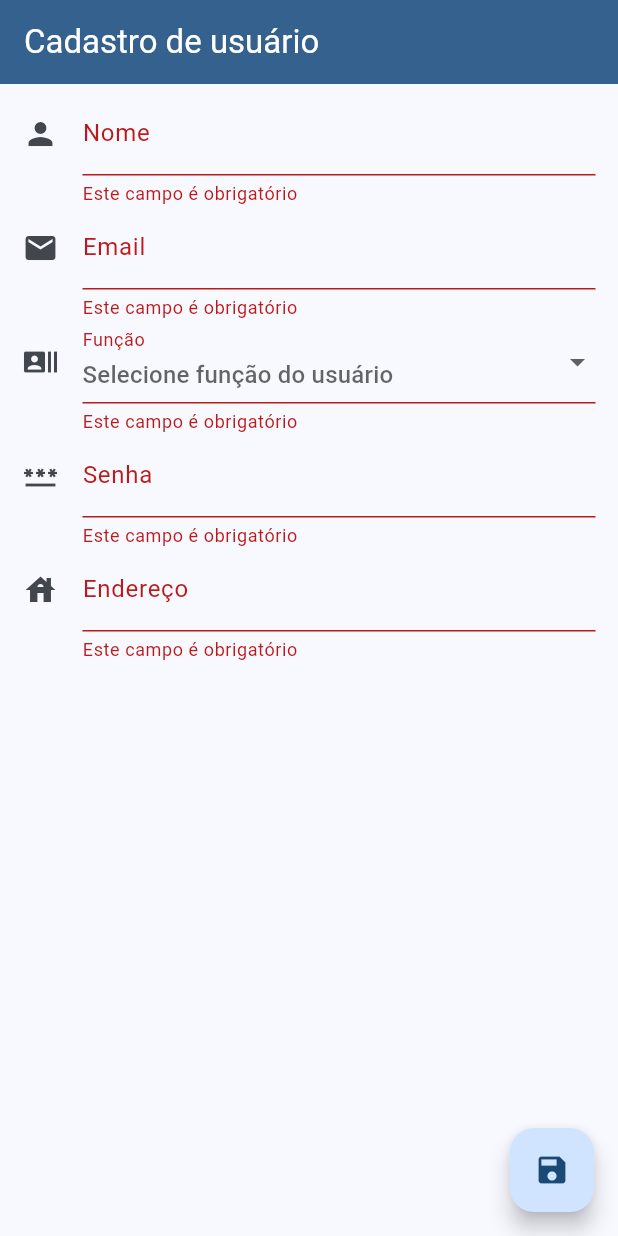
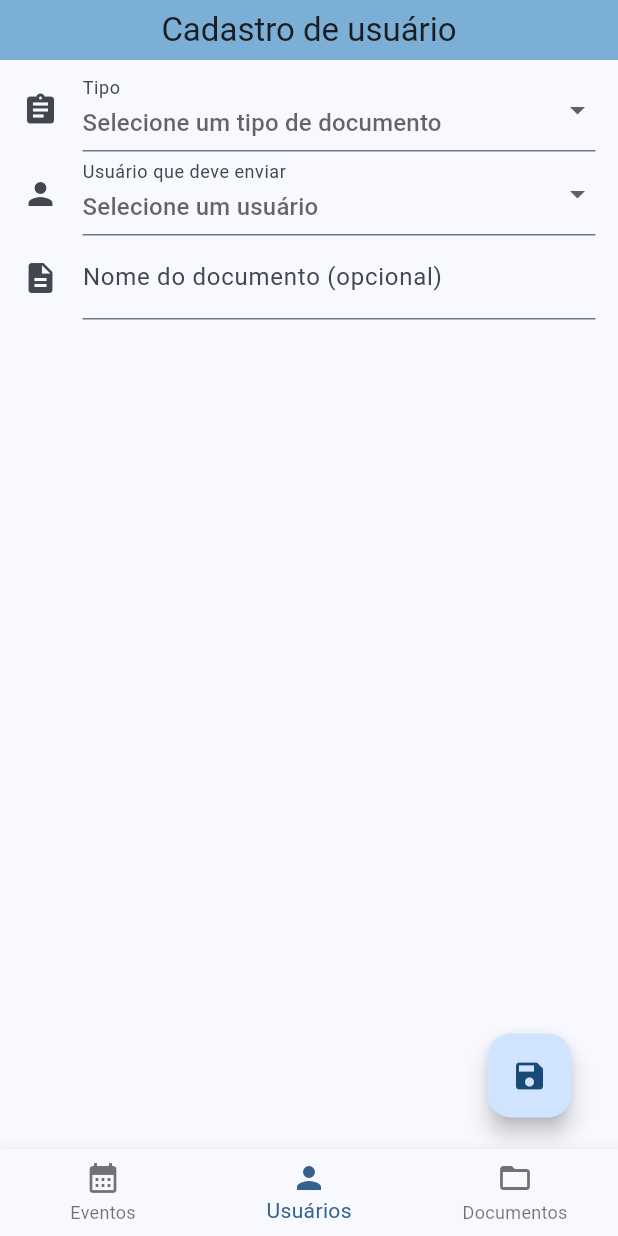
Before and after one commit to Tashima42/ellp-manager, a Flutter app: the screen it shows after launch, after a tap on the "save" icon, on a phone screen of 412 x 824 dp. Run offline on Flutter 3.47's test engine with Material 2 defaults, Android fonts, the phone set to English and light mode, and no system bars; our stand-ins replace email_validator.

Commit message:
add documents page

```diff
--- a/app/lib/main.dart
+++ b/app/lib/main.dart
@@ -1,14 +1,6 @@
-import 'package:email_validator/email_validator.dart';
+import 'package:app/src/documents.dart';
+import 'package:app/src/user.dart';
 import 'package:flutter/material.dart';
-
-enum Role { student, coordinator, instructor, secretary }
-
-const roles = {
-  "Estudante": Role.student,
-  "Coordenador": Role.coordinator,
-  "Instrutor": Role.instructor,
-  "Secretário": Role.secretary,
-};
 
 void main() {
   runApp(const MyApp());
@@ -27,142 +19,29 @@ class MyApp extends StatelessWidget {
             seedColor: const Color.fromARGB(0, 0, 123, 204)),
         useMaterial3: true,
       ),
-      home: const UserPage(title: 'Cadastro de usuário'),
+      home: Scaffold(
+          appBar: AppBar(
+            title: const Text("Cadastro de usuário"),
+            centerTitle: true,
+            backgroundColor: const Color.fromARGB(133, 9, 108, 174),
+            toolbarHeight: 40.0,
+          ),
+          bottomNavigationBar:
+              BottomNavigationBar(currentIndex: 1, items: const [
+            BottomNavigationBarItem(
+                icon: Icon(Icons.calendar_month), label: "Eventos"),
+            BottomNavigationBarItem(
+              icon: Icon(Icons.person),
+              label: "Usuários",
+            ),
+            BottomNavigationBarItem(
+                icon: Icon(Icons.folder_open), label: "Documentos")
+          ]),
+          body: const Padding(
+            padding: EdgeInsets.fromLTRB(15.0, 5.0, 15.0, 5.0),
+            // child: UserPage(title: 'Cadastro de usuário'),
+            child: RequestDocumentPage(title: 'Requisitar Documento'),
+          )),
     );
   }
 }
-
-class UserPage extends StatefulWidget {
-  const UserPage({super.key, required this.title});
-  final String title;
-
-  @override
-  State<UserPage> createState() => _UserPageState();
-}
-
-class _UserPageState extends State<UserPage> {
-  final _formKey = GlobalKey<FormState>();
-  String? name;
-  String? email;
-  Role? role;
-  String? password;
-  String? address;
-
-  void _printName() {
-    if (!_formKey.currentState!.validate()) return;
-    _formKey.currentState!.save();
-    ScaffoldMessenger.of(context).showSnackBar(
-      const SnackBar(content: Text('Salvando dados')),
-    );
-  }
-
-  @override
-  Widget build(BuildContext context) {
-    return Scaffold(
-      appBar: AppBar(
-        backgroundColor: Theme.of(context).colorScheme.primary,
-        title: Text(
-          widget.title,
-          style: const TextStyle(color: Colors.white),
-        ),
-      ),
-      body: Padding(
-        padding: const EdgeInsets.fromLTRB(15.0, 5.0, 15.0, 5.0),
-        child: Form(
-          key: _formKey,
-          child: Column(
-            crossAxisAlignment: CrossAxisAlignment.start,
-            children: <Widget>[
-              TextFormField(
-                  decoration: const InputDecoration(
-                    icon: Icon(Icons.person),
-                    labelText: "Nome",
-                    hintText: "João Silva",
-                  ),
-                  onSaved: (String? value) => name = value,
-                  validator: (String? value) {
-                    if (value == null || value.isEmpty) {
-                      return "Este campo é obrigatório";
-                    }
-                    return null;
-                  }),
-              TextFormField(
-                  decoration: const InputDecoration(
-                    icon: Icon(Icons.email),
-                    labelText: "Email",
-                    hintText: "membro@alunos.utfpr.edu.br",
-                  ),
-                  keyboardType: TextInputType.emailAddress,
-                  onSaved: (String? value) => email = value,
-                  validator: (String? value) {
-                    if (value == null || value.isEmpty) {
-                      return "Este campo é obrigatório";
-                    }
-                    if (!EmailValidator.validate(value)) {
-                      return "Este email não é válido";
-                    }
-                    return null;
-                  }),
-              DropdownButtonFormField(
-                decoration: const InputDecoration(
-                  icon: Icon(Icons.recent_actors),
-                  labelText: "Função",
-                  hintText: "Selecione função do usuário",
-                ),
-                items: roles.keys.map<DropdownMenuItem<Role>>((String role) {
-                  return DropdownMenuItem(
-                    value: roles[role],
-                    child: Text(role),
-                  );
-                }).toList(),
-                onChanged: (Role? value) {
-                  role = value;
-                },
-                validator: (Role? value) {
-                  if (value == null) {
-                    return "Este campo é obrigatório";
-                  }
-                  return null;
-                },
-              ),
-              TextFormField(
-                  decoration: const InputDecoration(
-                    icon: Icon(Icons.password),
-                    labelText: "Senha",
-                  ),
-                  obscureText: true,
-                  onSaved: (String? value) => password = value,
-                  validator: (String? value) {
-                    if (value == null || value.isEmpty) {
-                      return "Este campo é obrigatório";
-                    }
-                    if (value.length < 5) {
-                      return "A senha precisa ter ao menos 5 caracteres";
-                    }
-                    return null;
-                  }),
-              TextFormField(
-                  decoration: const InputDecoration(
-                    icon: Icon(Icons.house),
-                    labelText: "Endereço",
-                  ),
-                  keyboardType: TextInputType.streetAddress,
-                  onSaved: (String? value) => address = value,
-                  validator: (String? value) {
-                    if (value == null || value.isEmpty) {
-                      return "Este campo é obrigatório";
-                    }
-                    return null;
-                  }),
-            ],
-          ),
-        ),
-      ),
-      floatingActionButton: FloatingActionButton(
-        onPressed: _printName,
-        tooltip: 'Save',
-        child: const Icon(Icons.save),
-      ), // This trailing comma makes auto-formatting nicer for build methods.
-    );
-  }
-}
--- /dev/null
+++ b/app/lib/src/documents.dart
@@ -0,0 +1,95 @@
+import 'package:flutter/material.dart';
+
+enum DocumentType { rg, cpf, enrollmentProof, other }
+
+const documentTypes = {
+  "RG": DocumentType.rg,
+  "CPF": DocumentType.cpf,
+  "Declaração de matrícula": DocumentType.enrollmentProof,
+  "outros": DocumentType.other,
+};
+
+class RequestDocumentPage extends StatefulWidget {
+  const RequestDocumentPage({super.key, required this.title});
+  final String title;
+
+  @override
+  State<RequestDocumentPage> createState() => _RequestDocumentPageState();
+}
+
+class _RequestDocumentPageState extends State<RequestDocumentPage> {
+  final _formKey = GlobalKey<FormState>();
+  int? userID;
+  String? name;
+  DocumentType? type;
+  String? keyWords;
+
+  @override
+  Widget build(BuildContext context) {
+    return Scaffold(
+      body: Form(
+        key: _formKey,
+        child: Column(
+          crossAxisAlignment: CrossAxisAlignment.start,
+          children: <Widget>[
+            DropdownButtonFormField(
+              decoration: const InputDecoration(
+                icon: Icon(Icons.assignment),
+                labelText: "Tipo",
+                hintText: "Selecione um tipo de documento",
+              ),
+              items: documentTypes.keys
+                  .map<DropdownMenuItem<DocumentType>>((String documentType) {
+                return DropdownMenuItem(
+                  value: documentTypes[documentType],
+                  child: Text(documentType),
+                );
+              }).toList(),
+              onChanged: (DocumentType? value) => type = value,
+              validator: (DocumentType? value) {
+                if (value == null) return "Este campo é obrigatório";
+                return null;
+              },
+            ),
+            // update this to a searcheable field
+            DropdownButtonFormField(
+              decoration: const InputDecoration(
+                icon: Icon(Icons.person),
+                labelText: "Usuário que deve enviar",
+                hintText: "Selecione um usuário",
+              ),
+              items: const [
+                DropdownMenuItem(
+                  value: 1,
+                  child: Text("Joao Silva"),
+                ),
+                DropdownMenuItem(
+                  value: 2,
+                  child: Text("Brisa Dalila"),
+                ),
+              ],
+              onChanged: (int? value) => userID = value,
+              validator: (int? value) {
+                if (value == null) return "Este campo é obrigatório";
+                return null;
+              },
+            ),
+            TextFormField(
+              decoration: const InputDecoration(
+                icon: Icon(Icons.description),
+                labelText: "Nome do documento (opcional)",
+                hintText: "atestado médico",
+              ),
+              onSaved: (String? value) => name = value,
+            ),
+          ],
+        ),
+      ),
+      floatingActionButton: FloatingActionButton(
+        onPressed: () => {},
+        tooltip: 'Save',
+        child: const Icon(Icons.save),
+      ), // This trailing comma makes auto-formatting nicer for build methods.
+    );
+  }
+}
```
Also changed, not shown: app/lib/src/user.dart (added, +136 -0 lines).
